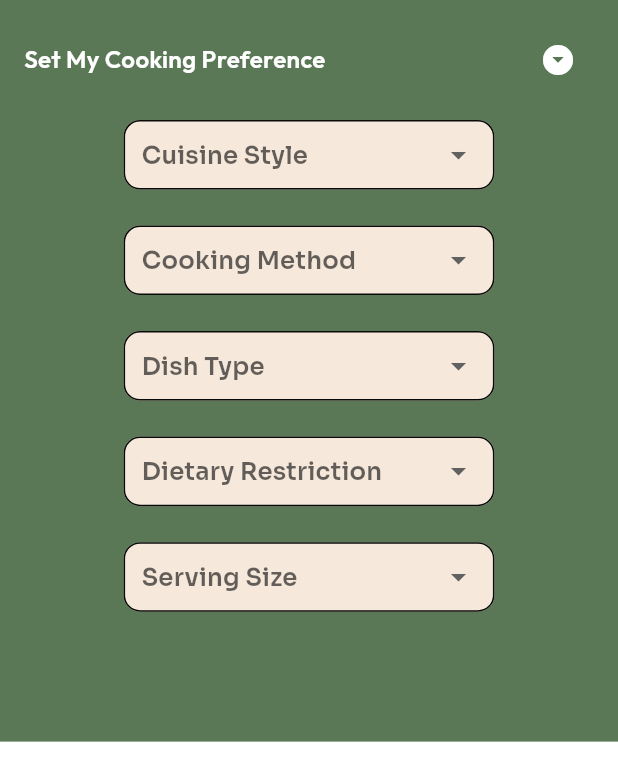
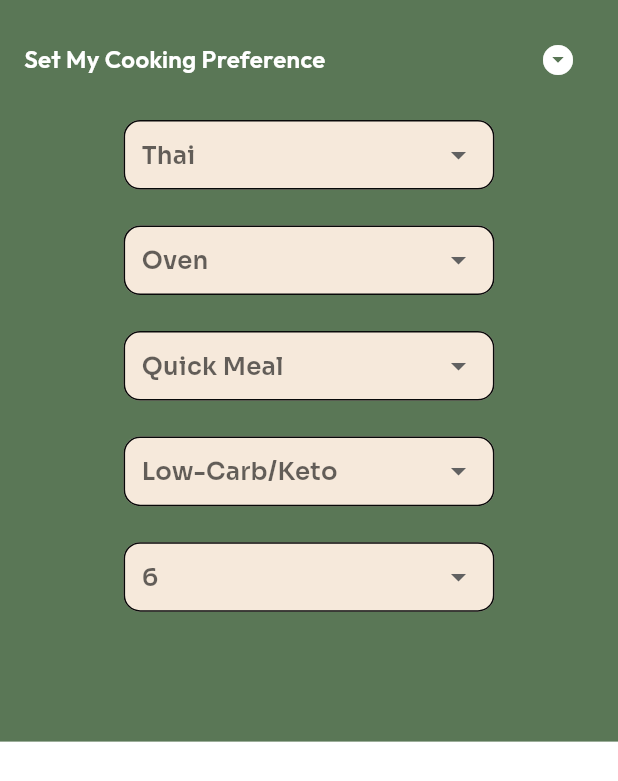
Before and after one commit to astridzhao/BYOF, a Flutter app: the RecipeSettingBottomSheet widget shown alone on an empty page, opened directly with empty values, on a phone screen of 412 x 824 dp. Shown: the top 781 px of the screen. Run offline on Flutter 3.47's test engine with Material 3 defaults, Android fonts, the phone set to English and light mode, and no system bars; our stand-ins replace cached_network_image, drift, flutter_svg, keyboard_actions, sqlite3_flutter_libs; missing offline and left inert: botton_nav_bar, clipboard, dart_openai, language_picker, sqlite3; accounts and stored records are empty; generated files the repository leaves out were written again.

Commit message:
recipe setting widget wip

```diff
--- /dev/null
+++ b/devtools_options.yaml
@@ -0,0 +1 @@
+extensions:
--- a/lib/Interface/Create_Recipe_screen/RecipeSettingBottomSheet.dart
+++ b/lib/Interface/Create_Recipe_screen/RecipeSettingBottomSheet.dart
@@ -67,12 +67,18 @@ class _RecipeSettingBottomSheetState extends State<RecipeSettingBottomSheet> {
   @override
   void initState() {
     super.initState();
-    selectedCuisine = widget.initialSelections['cuisine'] ?? '';
-    selectedCookingMethod = widget.initialSelections['cookingMethod'] ?? '';
-    selectedDishType = widget.initialSelections['dishType'] ?? '';
+    selectedCuisine =
+        widget.initialSelections['cuisine'] ?? dropdownItemList1_cuisine.last;
+    ;
+    selectedCookingMethod = widget.initialSelections['cookingMethod'] ??
+        dropdownItemList2_cooking_ethod.last;
+    selectedDishType = widget.initialSelections['dishType'] ??
+        dropdownItemList3_dish_type.last;
     selectedDietaryRestriction =
-        widget.initialSelections['dietaryRestriction'] ?? '';
-    selectedServingSize = widget.initialSelections['servingsize'] ?? '';
+        widget.initialSelections['dietaryRestriction'] ??
+            dropdownItemList4_restriction.last;
+    selectedServingSize = widget.initialSelections['servingsize'] ??
+        dropdownItemList5_servingsize.last;
   }
 
   void _updateSelections() {
@@ -109,7 +115,9 @@ class _RecipeSettingBottomSheetState extends State<RecipeSettingBottomSheet> {
           ]),
         ),
         CustomDropDown(
-          hintText: "Cuisine Style",
+          // hintText: "Cuisine Style",
+          hintText: selectedCuisine,
+          // initialValue: selectedCuisine,
           width: MediaQuery.of(context).size.width * 0.60,
           hintStyle: TextStyle(fontSize: 12, fontFamily: "Outfit"),
           items: dropdownItemList1_cuisine,
@@ -117,12 +125,15 @@ class _RecipeSettingBottomSheetState extends State<RecipeSettingBottomSheet> {
             setState(() {
               selectedCuisine = value;
             });
+
             _updateSelections();
           },
         ),
         SizedBox(height: 24),
         CustomDropDown(
-          hintText: "Cooking Method",
+          // hintText: "Cooking Method",
+          hintText: selectedCookingMethod,
+          // initialValue: selectedCookingMethod,
           width: MediaQuery.of(context).size.width * 0.60,
           hintStyle: TextStyle(fontSize: 12, fontFamily: "Outfit"),
           items: dropdownItemList2_cooking_ethod,
@@ -135,7 +146,9 @@ class _RecipeSettingBottomSheetState extends State<RecipeSettingBottomSheet> {
         ),
         SizedBox(height: 24),
         CustomDropDown(
-          hintText: "Dish Type",
+          // hintText: "Dish Type",
+          hintText: selectedDishType,
+          // initialValue: selectedDishType,
           width: MediaQuery.of(context).size.width * 0.60,
           hintStyle: TextStyle(fontSize: 12, fontFamily: "Outfit"),
           items: dropdownItemList3_dish_type,
@@ -148,7 +161,8 @@ class _RecipeSettingBottomSheetState extends State<RecipeSettingBottomSheet> {
         ),
         SizedBox(height: 24),
         CustomDropDown(
-          hintText: "Dietary Restriction",
+          // hintText: "Dietary Restriction",
+          hintText: selectedDietaryRestriction,
           width: MediaQuery.of(context).size.width * 0.60,
           hintStyle: TextStyle(fontSize: 12, fontFamily: "Outfit"),
           items: dropdownItemList4_restriction,
@@ -161,7 +175,8 @@ class _RecipeSettingBottomSheetState extends State<RecipeSettingBottomSheet> {
         ),
         SizedBox(height: 24),
         CustomDropDown(
-          hintText: "Serving Size",
+          // hintText: "Serving Size",
+          hintText: selectedServingSize,
           width: MediaQuery.of(context).size.width * 0.60,
           hintStyle: TextStyle(fontSize: 12, fontFamily: "Outfit"),
           items: dropdownItemList5_servingsize,
--- a/lib/Interface/Create_Recipe_screen/create_screen.dart
+++ b/lib/Interface/Create_Recipe_screen/create_screen.dart
@@ -5,7 +5,7 @@ import 'package:flutter/material.dart';
 import 'package:astridzhao_s_food_app/Interface/Create_Recipe_screen/generation_screen.dart';
 import 'package:astridzhao_s_food_app/Interface/Create_Recipe_screen/constant.dart';
 import 'package:astridzhao_s_food_app/Interface/Create_Recipe_screen/RecipeSettingBottomSheet.dart';
-
+import 'package:astridzhao_s_food_app/widgets/custom_drop_down.dart';
 import 'package:dart_openai/dart_openai.dart';
 import 'package:language_picker/language_picker.dart';
 import 'package:language_picker/languages.dart';
@@ -78,7 +78,47 @@ class CreateScreenState extends State<CreateScreen> {
     "pie crust",
   ];
   List<String> selectedIngredients = [];
+  List<String> dropdownItemList1_cuisine = [
+    "No Preference",
+    "Asian",
+    "Italian",
+    "Mexican",
+    "Chinese",
+    "Korean",
+    "Thai",
+  ];
 
+  List<String> dropdownItemList2_cooking_ethod = [
+    "No Preference",
+    "Pan Fry",
+    "Steam",
+    "Air Fry",
+    "Oven"
+  ];
+
+  List<String> dropdownItemList3_dish_type = [
+    "No Preference",
+    "Breakfast",
+    "Lunch",
+    "Dinner",
+    "Dessert",
+    "Quick Meal"
+  ];
+
+  List<String> dropdownItemList4_restriction = [
+    "No Restriction",
+    "Vegetarian",
+    "Low-Carb/Keto",
+  ];
+
+  List<String> dropdownItemList5_servingsize = [
+    "1",
+    "2",
+    "3",
+    "4",
+    "5",
+    "6",
+  ];
   @override
   Widget build(BuildContext context) {
     return MaterialApp(
@@ -148,21 +188,92 @@ class CreateScreenState extends State<CreateScreen> {
                                 //   alignment: Alignment.topRight,
                                 //   child: (_buildLanguagePicker(context)),
                                 // ),
-                                Positioned(
-                                  top: 60, // Adjust this value as needed
-                                  left: 0,
-                                  right: 0,
-                                  bottom: 20,
-                                  child: Column(
-                                    children: [
-                                      Text("Your selections:"),
-                                      Text(selectedCuisine),
-                                      Text(selectedCookingMethod),
-                                      Text(selectedDishType),
-                                      Text(selectedDietaryRestriction),
-                                      Text(selectedServingSize),
-                                    ],
-                                  ),
+
+                                GridView.count(
+                                  primary: false,
+                                  padding: const EdgeInsets.all(10),
+                                  crossAxisSpacing: 10,
+                                  mainAxisSpacing: 10,
+                                  crossAxisCount: 2,
+                                  children: <Widget>[
+                                    CustomDropDown(
+                                      // hintText: "Dietary Restriction",
+                                      hintText: selectedDietaryRestriction,
+                                      // width: MediaQuery.of(context).size.width *
+                                      //     0.40,
+                                      hintStyle: TextStyle(
+                                          fontSize: 12, fontFamily: "Outfit"),
+                                      items: dropdownItemList4_restriction,
+                                      onChanged: (value) {
+                                        setState(() {
+                                          selectedDietaryRestriction = value;
+                                        });
+                                        // _updateSelections();
+                                      },
+                                    ),
+                                    CustomDropDown(
+                                      // hintText: "Cooking Method",
+                                      hintText: selectedCookingMethod,
+                                      // initialValue: selectedCookingMethod,
+                                      // width: MediaQuery.of(context).size.width *
+                                      //     0.40,
+                                      hintStyle: TextStyle(
+                                          fontSize: 12, fontFamily: "Outfit"),
+                                      items: dropdownItemList2_cooking_ethod,
+                                      onChanged: (value) {
+                                        setState(() {
+                                          selectedCookingMethod = value;
+                                        });
+                                        // _updateSelections();
+                                      },
+                                    ),
+                                    CustomDropDown(
+                                      // hintText: "Dish Type",
+                                      hintText: selectedDishType,
+                                      // initialValue: selectedDishType,
+                                      // width: MediaQuery.of(context).size.width *
+                                      //     0.40,
+                                      hintStyle: TextStyle(
+                                          fontSize: 12, fontFamily: "Outfit"),
+                                      items: dropdownItemList3_dish_type,
+                                      onChanged: (value) {
+                                        setState(() {
+                                          selectedDishType = value;
+                                        });
+                                        // _updateSelections();
+                                      },
+                                    ),
+                                    CustomDropDown(
+                                      // hintText: "Dietary Restriction",
+                                      hintText: selectedDietaryRestriction,
+                                      // width: MediaQuery.of(context).size.width *
+                                      //     0.40,
+                                      hintStyle: TextStyle(
+                                          fontSize: 12, fontFamily: "Outfit"),
+                                      items: dropdownItemList4_restriction,
+                                      onChanged: (value) {
+                                        setState(() {
+                                          selectedDietaryRestriction = value;
+                                        });
+                                        // _updateSelections();
+                                      },
+                                    ),
+                                    CustomDropDown(
+                                      // hintText: "Serving Size",
+                                      hintText: selectedServingSize,
+                                      // width: MediaQuery.of(context).size.width *
+                                      //     0.4,
+                                      hintStyle: TextStyle(
+                                          fontSize: 12, fontFamily: "Outfit"),
+                                      items: dropdownItemList5_servingsize,
+                                      onChanged: (value) {
+                                        setState(() {
+                                          selectedServingSize = value;
+                                        });
+                                        // _updateSelections();
+                                      },
+                                    ),
+                                  ],
                                 ),
                                 _buildIngredientInputSection(context),
                                 SizedBox(height: 40.v),
@@ -435,6 +546,16 @@ class CreateScreenState extends State<CreateScreen> {
     //   });
     // }
   }
+
+  // void _updateSelections() {
+  //   widget.onSelectionChanged({
+  //     'cuisine': selectedCuisine,
+  //     'cookingMethod': selectedCookingMethod,
+  //     'dishType': selectedDishType,
+  //     'dietaryRestriction': selectedDietaryRestriction,
+  //     'servingsize': selectedServingSize,
+  //   });
+  // }
 
   // void _buildRecipeSetting(BuildContext context) {
   //   showModalBottomSheet(
--- a/lib/database/database.dart
+++ b/lib/database/database.dart
@@ -11,15 +11,13 @@ import 'package:sqlite3_flutter_libs/sqlite3_flutter_libs.dart';
 
 part 'database.g.dart';
 
-
 class DatabaseService {
-  AppDatabase? _database;
+  static AppDatabase? _database;
 
   AppDatabase get database {
     _database ??= AppDatabase("recipe_app.db");
     return _database!;
   }
-
 }
 
 @DriftDatabase(tables: [Recipes])
--- a/lib/widgets/custom_drop_down.dart
+++ b/lib/widgets/custom_drop_down.dart
@@ -24,7 +24,7 @@ class CustomDropDown extends StatefulWidget {
     this.filled = true,
     this.validator,
     this.onChanged,
-    this.initialValue = '',
+    this.initialValue,
     // required this.dropDownKey,
   }) : super(
           key: key,
```
